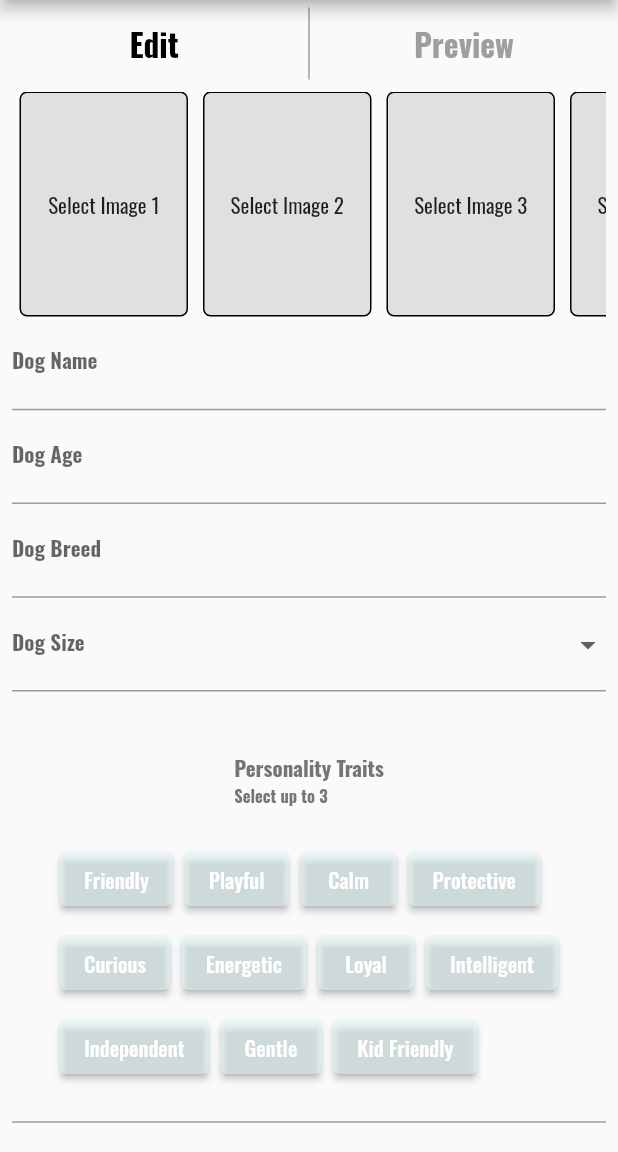
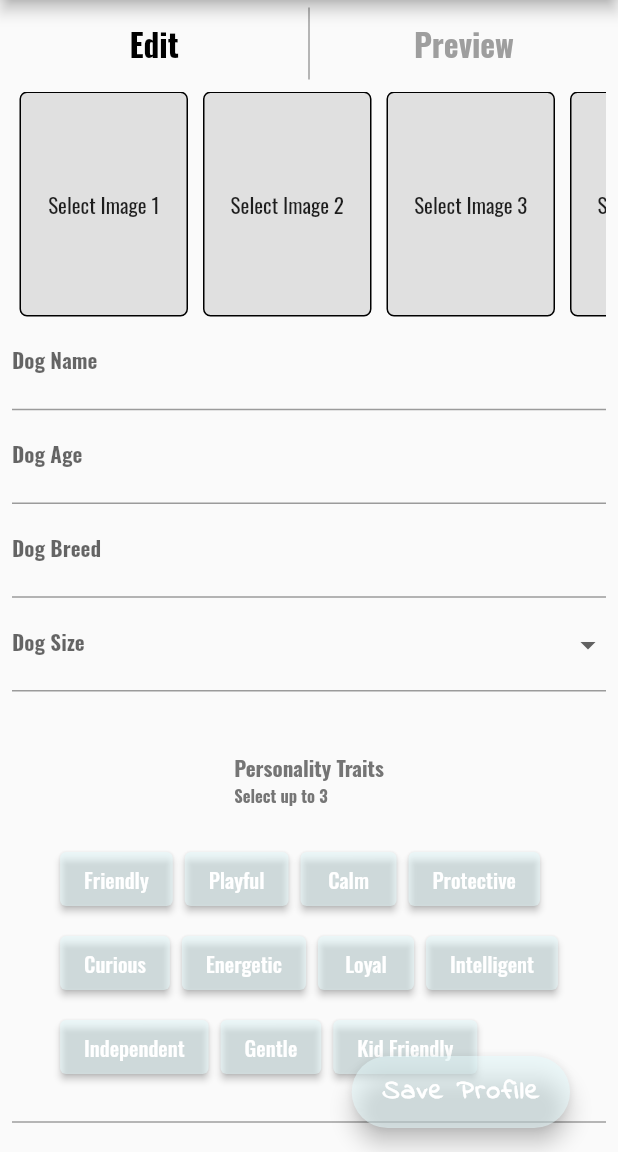
Before and after one commit to GAB8202/doggie_style, a Flutter app: the ProfileView screen opened directly, on a phone screen of 412 x 824 dp, the part 84-1236 px from its top. Run offline on Flutter 3.47's test engine with Material 2 defaults, Android fonts, the phone set to English and light mode, and no system bars.

Commit message:
fixed save button

```diff
--- a/lib/views/home_view.dart
+++ b/lib/views/home_view.dart
@@ -269,6 +269,7 @@ class _ProfileImagePreviewState extends State<ProfileImagePreview> {
         });
       },
       child: Container(
+
         height: 450,
         width: 300,
         decoration: BoxDecoration(
--- a/lib/views/profile_view.dart
+++ b/lib/views/profile_view.dart
@@ -75,6 +75,7 @@ class _ProfileViewState extends State<ProfileView> {
               ),
             ),
           ),
+
         );
       },
     );
@@ -182,7 +183,51 @@ class _ProfileViewState extends State<ProfileView> {
               child: _selectedIndex == 0 ? _buildEditView() : _buildPreviewView(),
             ),
           ],
-        )
+        ),
+
+      //I have thoughts on this positioning but I made the edit for now, Im thinking though
+      //it looks kind of awkward on top of the personality traits
+      //my other idea was to make a whole bottom bar that would be a save button
+      //(you can uncomment the below navigation bar to see what Im talking about)
+      floatingActionButtonLocation: FloatingActionButtonLocation.endDocked,
+      floatingActionButton: Padding(
+        padding: EdgeInsets.all(16.0),
+        child: FloatingActionButton.extended(
+          backgroundColor: Color(0xc3e7fdff).withOpacity(0.5),
+          onPressed: () {
+            if (_formKey.currentState!.validate()) {
+              _formKey.currentState!.save();
+              _viewModel.saveProfile();
+            }
+          },
+          label: Text(
+            'Save Profile',
+            style: TextStyle(fontFamily: 'Indie Flower', fontSize: 18, fontWeight: FontWeight.bold),
+          ),
+        ),
+      ),
+      /*bottomNavigationBar: Material(
+        color: const Color(0xc3e7fdff).withOpacity(.5), // Change the background color as needed
+        child: InkWell(
+          onTap: () {
+            // Add your save functionality here
+            print('Save button tapped!');
+          },
+          child: Container(
+            height: 60, // Adjust the height of the button bar
+            child: Center(
+              child: Text(
+                'Save',
+                style: TextStyle(
+                  color: Colors.grey,
+                  fontSize: 18,
+                  fontWeight: FontWeight.bold,
+                ),
+              ),
+            ),
+          ),
+        ),
+      ),*/
     );
   }
 
@@ -341,21 +386,7 @@ class _ProfileViewState extends State<ProfileView> {
                 color: Colors.grey,
               ),
               SizedBox(height: 20),
-              Center(
-                child: ElevatedButton(
-                  style: ButtonStyle(
-                      backgroundColor: MaterialStateProperty.all(Color(0xc3e7fdff).withOpacity(.5)),
-                  ),
-                  onPressed: () {
-                    if (_formKey.currentState!.validate()) {
-                      _formKey.currentState!.save();
-                      _viewModel.saveProfile();
-                    }
-                  },
-                  child: Text('Save Profile',
-                      style: TextStyle(fontFamily: 'Indie Flower', fontSize: 18, fontWeight: FontWeight.bold)),
-                ),
-              ),
+
             ],
           ),
         ),
```
